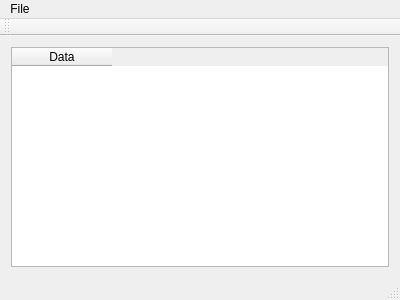
dboun/MultiPatientImageProcessing, file mainwindow.ui: the form before one commit.
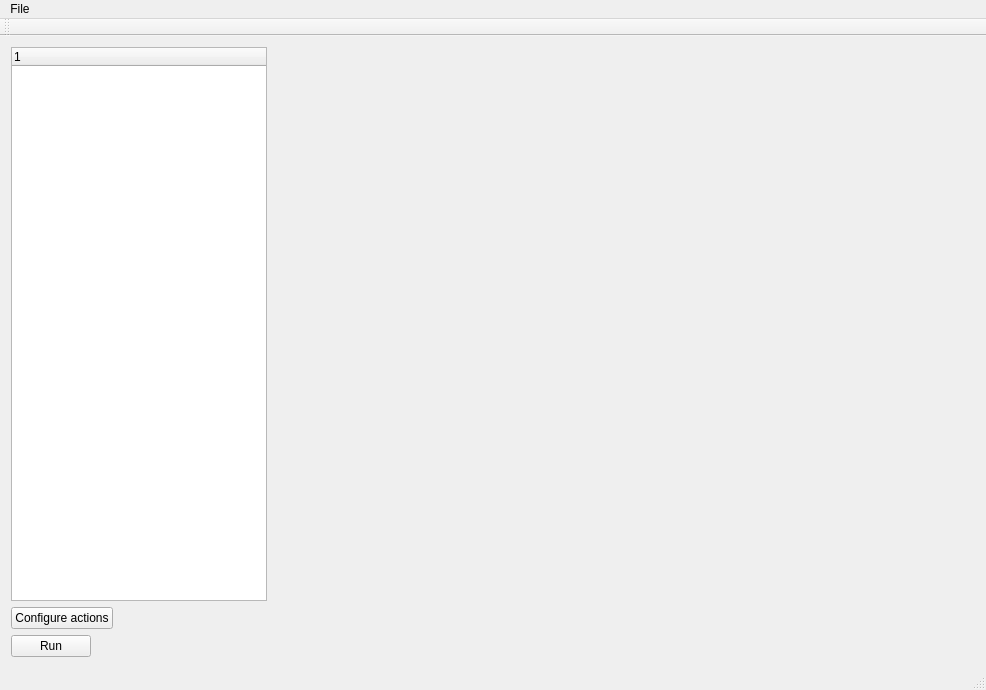
The form after the commit.

Commit message: Change layout to accommodate tree widget.

Diff of the .ui file:
```diff
--- a/mainwindow.ui
+++ b/mainwindow.ui
@@ -6,23 +6,41 @@
    <rect>
     <x>0</x>
     <y>0</y>
-    <width>400</width>
-    <height>300</height>
+    <width>986</width>
+    <height>690</height>
    </rect>
   </property>
   <property name="windowTitle">
    <string>MainWindow</string>
   </property>
   <widget class="QWidget" name="centralWidget">
-   <layout class="QVBoxLayout" name="verticalLayout">
+   <layout class="QHBoxLayout" name="horizontalLayout">
     <item>
-     <widget class="QTableWidget" name="tableWidget">
-      <column>
-       <property name="text">
-        <string>Data</string>
-       </property>
-      </column>
-     </widget>
+     <layout class="QVBoxLayout" name="verticalLayout">
+      <item alignment="Qt::AlignLeft">
+       <widget class="QTreeWidget" name="patientTree">
+        <column>
+         <property name="text">
+          <string notr="true">1</string>
+         </property>
+        </column>
+       </widget>
+      </item>
+      <item alignment="Qt::AlignLeft">
+       <widget class="QPushButton" name="pushButtonConfigure">
+        <property name="text">
+         <string>Configure actions</string>
+        </property>
+       </widget>
+      </item>
+      <item alignment="Qt::AlignLeft">
+       <widget class="QPushButton" name="pushButtonRun">
+        <property name="text">
+         <string>Run</string>
+        </property>
+       </widget>
+      </item>
+     </layout>
     </item>
    </layout>
   </widget>
@@ -31,8 +49,8 @@
     <rect>
      <x>0</x>
      <y>0</y>
-     <width>400</width>
-     <height>26</height>
+     <width>986</width>
+     <height>21</height>
     </rect>
    </property>
    <widget class="QMenu" name="menuFile">
```
Left out of the diff: 14 changed lines with no effect on the pictures. The commit also changes 2 other files.
